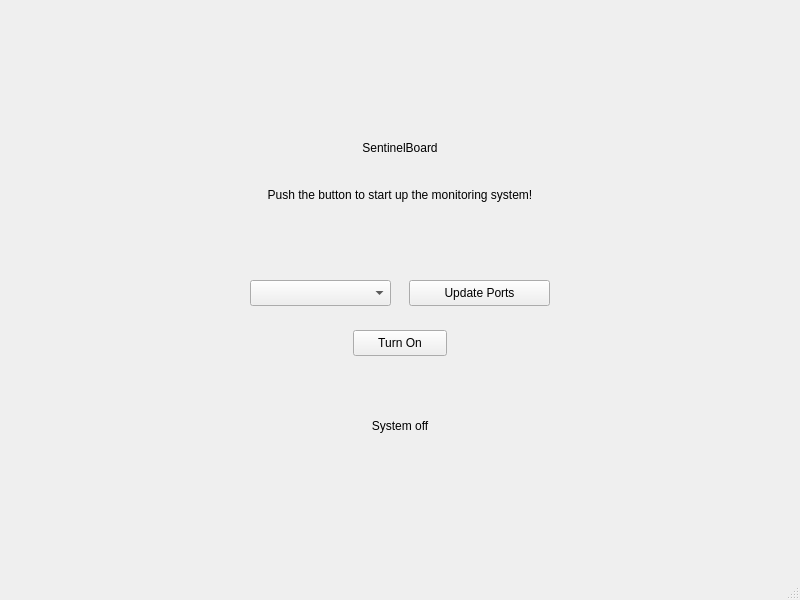
First picture: the form in SentinelBoard/forms/mainwindow.ui, repository NicoloVinci/sentinelboard-qt, before the edit.
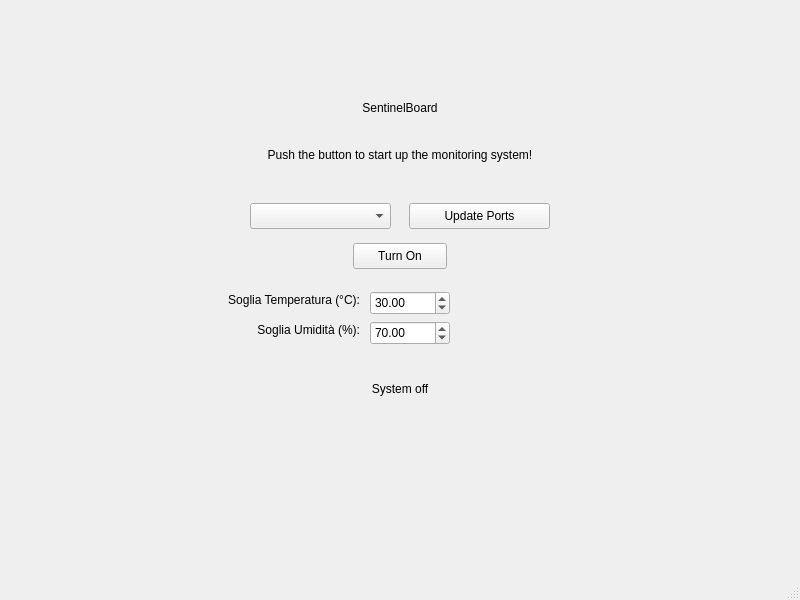
Second picture: the form after the edit.

Diff of the .ui file:
```diff
--- a/SentinelBoard/forms/mainwindow.ui
+++ b/SentinelBoard/forms/mainwindow.ui
@@ -30,7 +30,7 @@
     <widget class="QWidget" name="pageStart">
      <widget class="QLabel" name="labelTitle">
       <property name="geometry">
-       <rect><x>0</x><y>100</y><width>800</width><height>51</height></rect>
+       <rect><x>0</x><y>60</y><width>800</width><height>51</height></rect>
       </property>
       <property name="text"><string>SentinelBoard</string></property>
       <property name="textFormat"><enum>Qt::TextFormat::RichText</enum></property>
@@ -38,7 +38,7 @@
      </widget>
      <widget class="QLabel" name="labelSubtitle">
       <property name="geometry">
-       <rect><x>0</x><y>151</y><width>800</width><height>41</height></rect>
+       <rect><x>0</x><y>111</y><width>800</width><height>41</height></rect>
       </property>
       <property name="text"><string>Push the button to start up the monitoring system!</string></property>
       <property name="textFormat"><enum>Qt::TextFormat::PlainText</enum></property>
@@ -46,24 +46,54 @@
      </widget>
      <widget class="QComboBox" name="comboPorts">
       <property name="geometry">
-       <rect><x>250</x><y>257</y><width>141</width><height>26</height></rect>
+       <rect><x>250</x><y>180</y><width>141</width><height>26</height></rect>
       </property>
      </widget>
      <widget class="QPushButton" name="btnRefreshPorts">
       <property name="geometry">
-       <rect><x>409</x><y>257</y><width>141</width><height>26</height></rect>
+       <rect><x>409</x><y>180</y><width>141</width><height>26</height></rect>
       </property>
       <property name="text"><string>Update Ports</string></property>
      </widget>
      <widget class="QPushButton" name="btnStartSystem">
       <property name="geometry">
-       <rect><x>353</x><y>307</y><width>94</width><height>26</height></rect>
+       <rect><x>353</x><y>220</y><width>94</width><height>26</height></rect>
       </property>
       <property name="text"><string>Turn On</string></property>
      </widget>
+     <widget class="QLabel" name="labelThresholdTemp">
+      <property name="geometry">
+       <rect><x>200</x><y>270</y><width>160</width><height>20</height></rect>
+      </property>
+      <property name="text"><string>Soglia Temperatura (°C):</string></property>
+      <property name="alignment"><set>Qt::AlignmentFlag::AlignRight</set></property>
+     </widget>
+     <widget class="QDoubleSpinBox" name="spinThresholdTemp">
+      <property name="geometry">
+       <rect><x>370</x><y>268</y><width>80</width><height>24</height></rect>
+      </property>
+      <property name="value"><double>30.0</double></property>
+      <property name="minimum"><double>0.0</double></property>
+      <property name="maximum"><double>50.0</double></property>
+     </widget>
+     <widget class="QLabel" name="labelThresholdHum">
+      <property name="geometry">
+       <rect><x>200</x><y>300</y><width>160</width><height>20</height></rect>
+      </property>
+      <property name="text"><string>Soglia Umidità (%):</string></property>
+      <property name="alignment"><set>Qt::AlignmentFlag::AlignRight</set></property>
+     </widget>
+     <widget class="QDoubleSpinBox" name="spinThresholdHum">
+      <property name="geometry">
+       <rect><x>370</x><y>298</y><width>80</width><height>24</height></rect>
+      </property>
+      <property name="value"><double>70.0</double></property>
+      <property name="minimum"><double>0.0</double></property>
+      <property name="maximum"><double>100.0</double></property>
+     </widget>
      <widget class="QLabel" name="labelStartupStatus">
       <property name="geometry">
-       <rect><x>0</x><y>377</y><width>800</width><height>51</height></rect>
+       <rect><x>0</x><y>340</y><width>800</width><height>51</height></rect>
       </property>
       <property name="text"><string>System off</string></property>
       <property name="textFormat"><enum>Qt::TextFormat::PlainText</enum></property>
```
Left out of the diff: 10 changed lines with no effect on the pictures.
